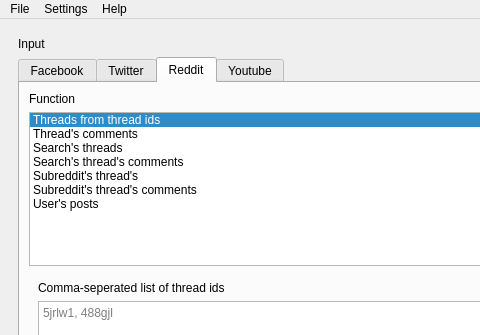
First picture: the form in ui/mainwindow.ui, repository ScriptSmith/reaper, before the edit; both pictures show x 0 to 480 and y 0 to 335 of the 1333 by 859 pixel window.
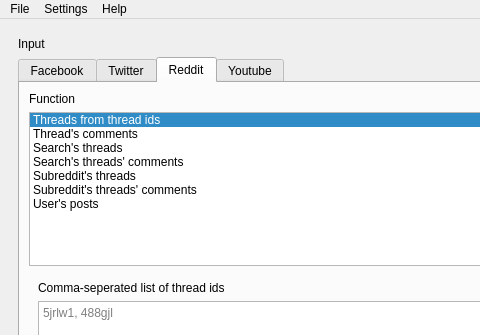
Second picture: the form after the edit. The open tabs and pages were chosen to show the change.

Patch:
```diff
--- a/ui/mainwindow.ui
+++ b/ui/mainwindow.ui
@@ -1087,17 +1087,17 @@
               </item>
               <item>
                <property name="text">
-                <string>Search's thread's comments</string>
+                <string>Search's threads' comments</string>
                </property>
               </item>
               <item>
                <property name="text">
-                <string>Subreddit's thread's</string>
+                <string>Subreddit's threads</string>
                </property>
               </item>
               <item>
                <property name="text">
-                <string>Subreddit's thread's comments</string>
+                <string>Subreddit's threads' comments</string>
                </property>
               </item>
               <item>
```
Left out of the diff: 4 changed lines with no effect on the pictures.
